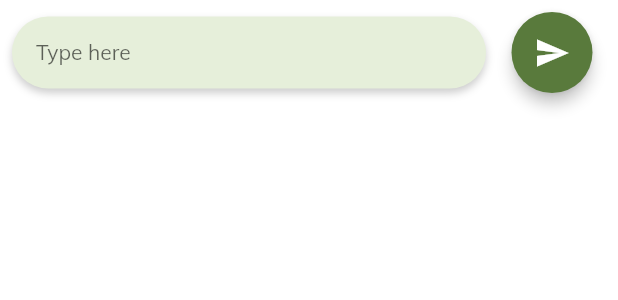
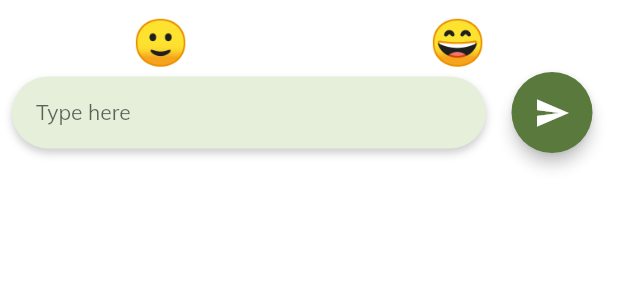
Before and after one commit to EricFradera/EmoChat, a Flutter app: the _TextBar widget shown alone on an empty page, opened directly, on a phone screen of 412 x 824 dp. Shown: the top 300 px of the screen. Run offline on Flutter 3.47's test engine with Material 2 defaults, Android fonts, the phone set to English and light mode, and no system bars; our stand-ins replace cached_network_image, cloud_firestore, firebase_auth, firebase_core, firebase_storage, get and 3 more; missing offline and left inert: dart:ffi; accounts and stored records are empty; network calls fail.

Commit message:
initial ver text pattern

```diff
--- a/lib/controllers/user_controller.dart
+++ b/lib/controllers/user_controller.dart
@@ -18,7 +18,7 @@ class UserController extends GetxController {
   FirebaseFirestore db = FirebaseFirestore.instance;
   String docRef = "";
 
-  Future<bool> tryAddUser(EmoUser user) async {
+  /*Future<bool> tryAddUser(EmoUser user) async { NO LONGER USED, OLD VER
     try {
       final query =
           await db.collection("users").where('uid', isEqualTo: user.uid).get();
@@ -29,7 +29,7 @@ class UserController extends GetxController {
     } catch (e) {
       return false;
     }
-  }
+  }*/
 
   Future<void> signInUser() async {
     final GoogleSignInAccount? googleUser = await GoogleSignIn().signIn();
@@ -53,7 +53,7 @@ class UserController extends GetxController {
 
     EmoUser tempUser = await tryGetUser(userCredential);
 
-    tryAddUser(tempUser);
+    //tryAddUser(tempUser);
     myUser = tempUser;
 
     update();
--- a/lib/views/chat_screen.dart
+++ b/lib/views/chat_screen.dart
@@ -8,7 +8,7 @@ import 'package:flutter/material.dart';
 import 'package:chat_app/models/destination_User.dart';
 import 'package:get/get.dart';
 
-class ChatScreen extends StatelessWidget {
+class ChatScreen extends StatefulWidget {
   ChatScreen({Key? key, required this.destinationUser}) : super(key: key);
 
   static Route route(DestinationUser data) => MaterialPageRoute(
@@ -20,13 +20,18 @@ class ChatScreen extends StatelessWidget {
   final DestinationUser destinationUser;
 
   @override
+  State<ChatScreen> createState() => _ChatScreenState();
+}
+
+class _ChatScreenState extends State<ChatScreen> {
+  @override
   Widget build(BuildContext context) {
-    Get.put(UserController()).selectUser(destinationUser);
+    Get.put(UserController()).selectUser(widget.destinationUser);
     return Scaffold(
       appBar: AppBar(
         backgroundColor: const Color.fromRGBO(89, 122, 66, 1),
         elevation: 0,
-        title: _AppBarTitle(messageData: destinationUser),
+        title: _AppBarTitle(messageData: widget.destinationUser),
       ),
       body: Container(
         decoration: const BoxDecoration(
@@ -202,10 +207,23 @@ class _MessageTile extends StatelessWidget {
   }
 }
 
-class _TextBar extends StatelessWidget {
+enum ThemeType { neutral, happy, sad, angry, disgust, surprise, fear }
+
+class _TextBar extends StatefulWidget {
   _TextBar({Key? key}) : super(key: key);
 
+  @override
+  State<_TextBar> createState() => _TextBarState();
+}
+
+class _TextBarState extends State<_TextBar> {
   TextEditingController messageTextController = TextEditingController();
+
+  final bold = const TextStyle(fontWeight: FontWeight.bold, fontSize: 14);
+
+  final italic = const TextStyle(fontStyle: FontStyle.italic, fontSize: 14);
+
+  int textMode = 0;
 
   @override
   Widget build(BuildContext context) {
@@ -214,7 +232,26 @@ class _TextBar extends StatelessWidget {
       child: SafeArea(
           bottom: true,
           top: false,
+          child: Column(
+            children: [
+              Container(
+                height: 40,
+                width: double.infinity,
+                //decoration: BoxDecoration(color: Colors.amber),
                 child: Row(
+                  mainAxisAlignment: MainAxisAlignment.spaceAround,
+                  children: [
+                    emotes("🙂", 1),
+                    emotes("😄", 2),
+                    /*emotes("😔"),
+                    emotes("😠"),
+                    emotes("🤢"),
+                    emotes("😮"),
+                    emotes("😨")*/
+                  ],
+                ),
+              ),
+              Row(
                 children: [
                   Expanded(
                       child: Container(
@@ -231,7 +268,7 @@ class _TextBar extends StatelessWidget {
                       padding: EdgeInsets.only(left: 16),
                       child: TextField(
                         controller: messageTextController,
-                    style: TextStyle(fontSize: 14),
+                        style: TextStyle().merge(getTextStyle(textMode)),
                         decoration: InputDecoration(
                             hintText: "Type here", border: InputBorder.none),
                       ),
@@ -250,7 +287,32 @@ class _TextBar extends StatelessWidget {
                     ),
                   ),
                 ],
+              ),
+            ],
           )),
     );
   }
+
+  Widget emotes(String emoji, int newMode) {
+    return InkWell(
+      onTap: () => setState(() {
+        textMode = newMode;
+      }),
+      child: Text(
+        emoji,
+        style: const TextStyle(fontSize: 30),
+      ),
+    );
   }
+
+  TextStyle getTextStyle(int mode) {
+    switch (mode) {
+      case 1:
+        return bold;
+      case 2:
+        return italic;
+      default:
+        return const TextStyle(fontSize: 14);
+    }
+  }
+}
```
Also changed, not shown: lib/pages/ProfilePage.dart (+30 -1 lines). Lines whose indentation alone changed are shown as unchanged.
